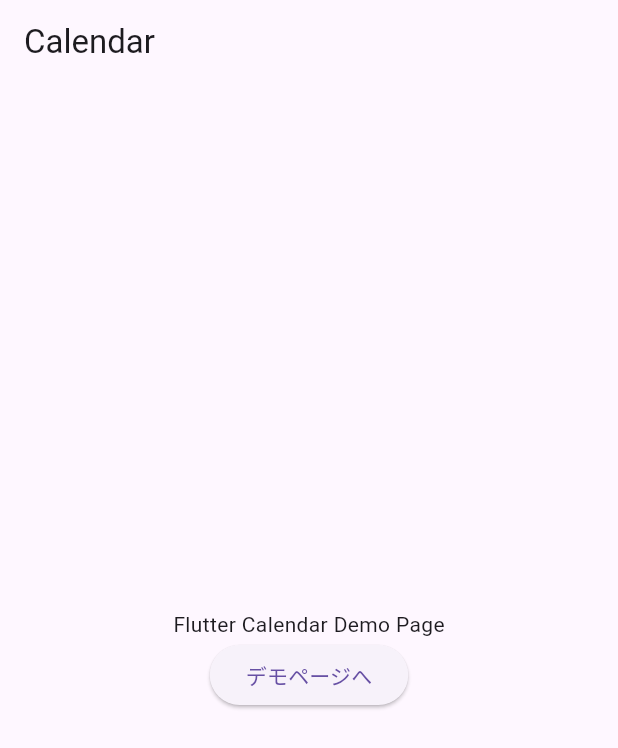
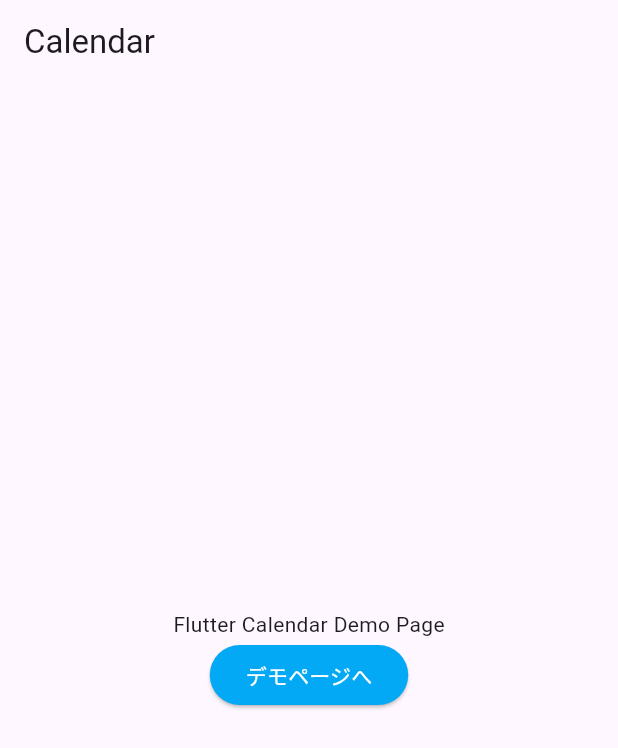
Before and after one commit to Yossy4131/flutter_calendar, a Flutter app: the screen it shows after launch, on a phone screen of 412 x 824 dp. Shown: the top 748 px of the screen. Run offline on Flutter 3.47's test engine with Material 3 defaults, Android fonts, the phone set to English and light mode, and no system bars; our stand-ins replace go_router.

Commit message:
change ElevatedButton's color

```diff
--- a/lib/widgets/page_items.dart
+++ b/lib/widgets/page_items.dart
@@ -8,6 +8,13 @@ class Button extends StatelessWidget {
 
   @override
   Widget build(BuildContext context) {
-    return ElevatedButton(onPressed: onPressed, child: Text(title));
+    return ElevatedButton(
+      onPressed: onPressed,
+      style: ElevatedButton.styleFrom(
+        backgroundColor: Colors.lightBlue,
+        foregroundColor: Colors.white,
+      ),
+      child: Text(title),
+    );
   }
 }
```
